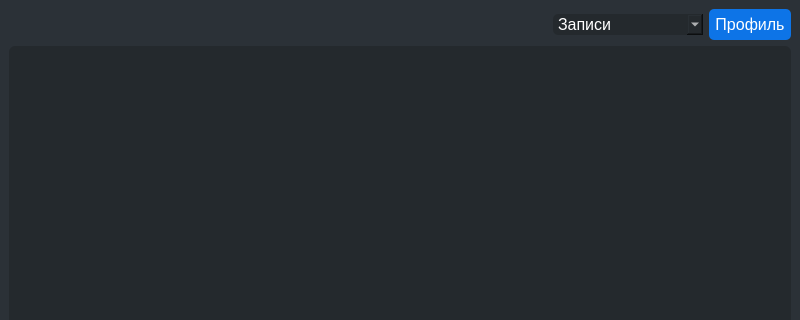
bobrnebobr/KyrgyzstanProjectPyQT, file UI/MainWindow.ui: the form before one commit; both pictures show x 0 to 800 and y 0 to 320 of the 800 by 600 pixel window.
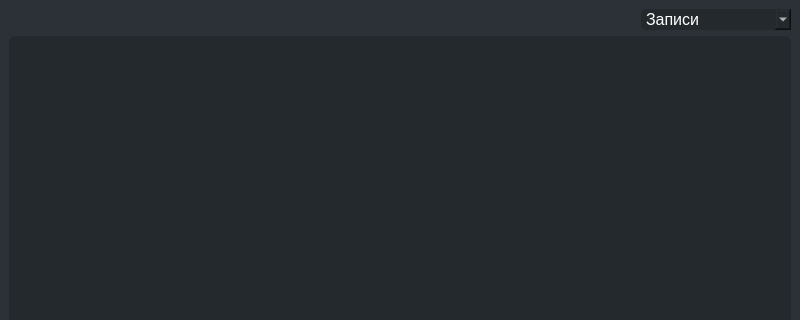
The form after the commit.

Patch:
```diff
--- a/UI/MainWindow.ui
+++ b/UI/MainWindow.ui
@@ -125,12 +125,17 @@
         <attribute name="headerVisible">
          <bool>false</bool>
         </attribute>
+        <column>
+         <property name="text">
+          <string notr="true">1</string>
+         </property>
+        </column>
        </widget>
       </item>
      </layout>
     </item>
     <item row="0" column="0">
-     <layout class="QHBoxLayout" name="horizontalLayout" stretch="0,0,0">
+     <layout class="QHBoxLayout" name="horizontalLayout" stretch="0,0">
       <item>
        <spacer name="horizontalSpacer">
         <property name="orientation">
@@ -182,28 +187,6 @@
         </item>
        </widget>
       </item>
-      <item>
-       <widget class="QPushButton" name="profileButton">
-        <property name="font">
-         <font>
-          <family>Tahoma</family>
-          <pointsize>12</pointsize>
-         </font>
-        </property>
-        <property name="styleSheet">
-         <string notr="true">border-radius:5px;
-border-width:2px;
-padding:6px;
-border-color:rgb(13,116,231);
-background-color:rgb(13,116,231);
-color:rgb(255,255,255);
-font-size:12pt;</string>
-        </property>
-        <property name="text">
-         <string>Профиль</string>
-        </property>
-       </widget>
-      </item>
      </layout>
     </item>
    </layout>
```
